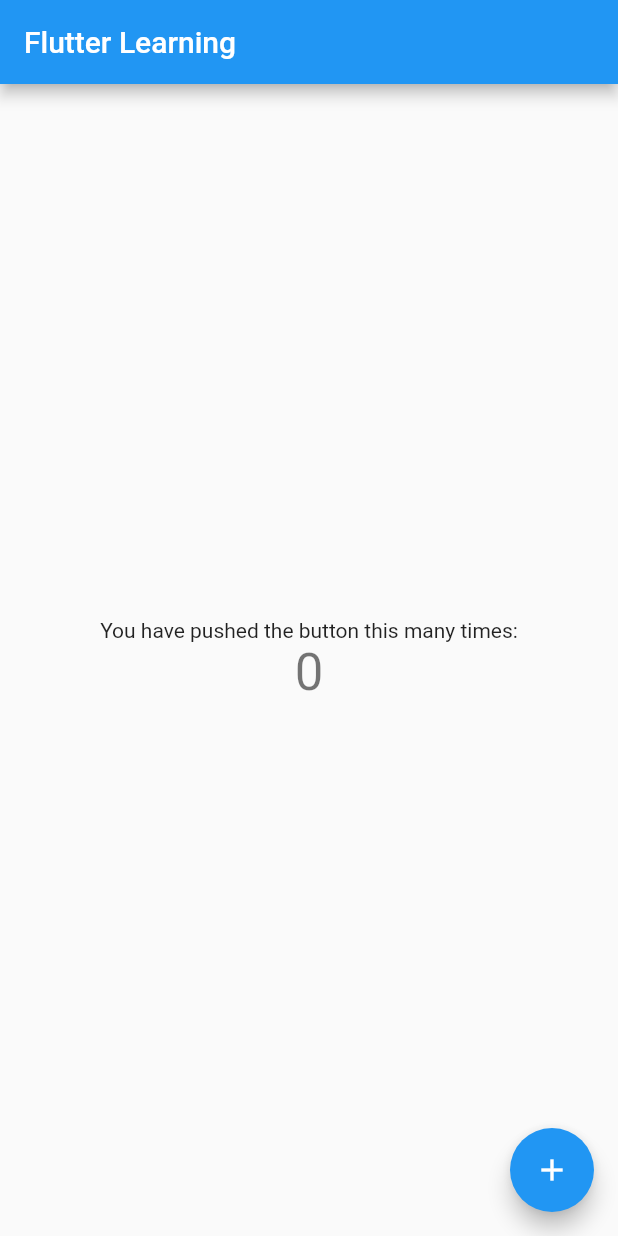
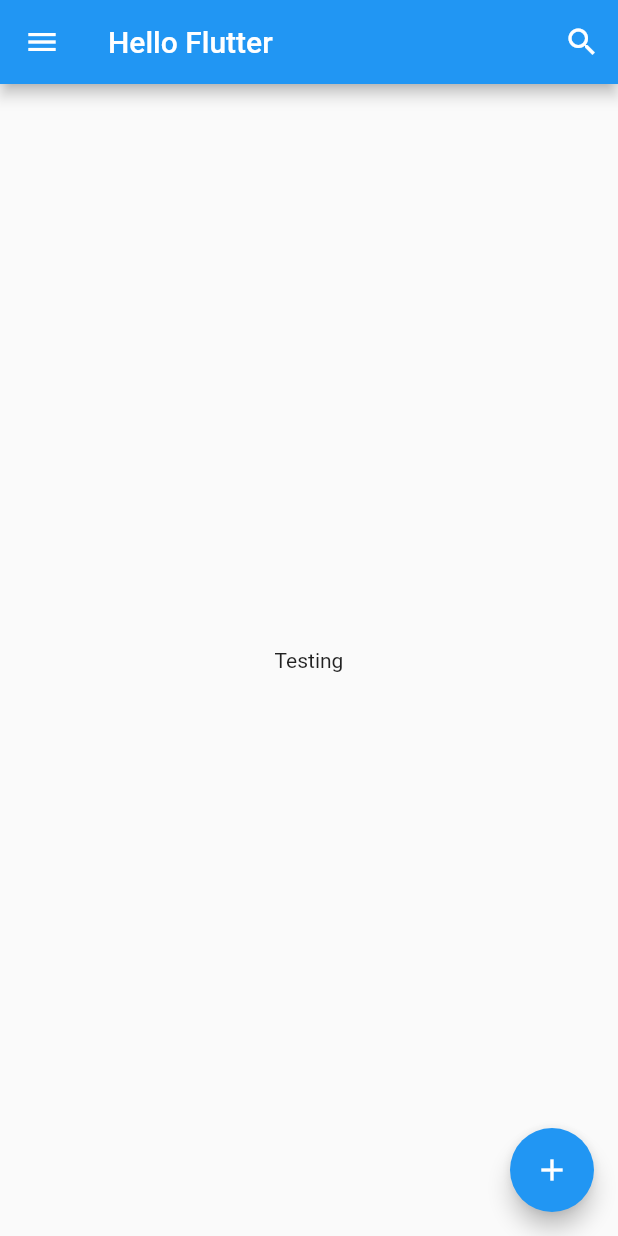
Before and after one commit to VicRen/flutter_learning, a Flutter app: the screen it shows after launch, on a phone screen of 412 x 824 dp. Run offline on Flutter 3.47's test engine with Material 2 defaults, Android fonts, the phone set to English and light mode, and no system bars.

Commit message:
添加基本 Widget 使用

```diff
--- /dev/null
+++ b/lib/flutterhome.dart
@@ -0,0 +1,60 @@
+import 'package:flutter/material.dart';
+
+class FlutterHome extends StatelessWidget {
+  @override
+  Widget build(BuildContext context) {
+    return new MaterialApp(
+      title: "Flutter Learning",
+      home: new StateHome(),
+    );
+  }
+}
+
+class StateHome extends StatefulWidget {
+
+  @override
+  _HomeState createState() => new _HomeState();
+
+}
+
+class _HomeState extends State<StateHome> {
+
+  String title = "Testing";
+
+  void _pressed(String message) {
+    setState(() {
+      title = message;
+    });
+    print(message);
+  }
+
+  @override
+  Widget build(BuildContext context) {
+    return new Scaffold(
+      appBar: new AppBar(
+        leading: new IconButton(
+            icon: new Icon(Icons.menu),
+            onPressed: () {
+              _pressed("menu");
+            }),
+        title: new Text("Hello Flutter"),
+        actions: <Widget>[
+          new IconButton(
+              icon: new Icon(Icons.search),
+              tooltip: "Search",
+              onPressed: () {
+                _pressed("search");
+              }),
+        ],
+      ),
+      body: new Center(
+        child: new Text(title),
+      ),
+      floatingActionButton: new FloatingActionButton(
+          tooltip: "Add",
+          child: new Icon(Icons.add),
+          onPressed: null),
+    );
+  }
+
+}
--- a/lib/main.dart
+++ b/lib/main.dart
@@ -1,109 +1,11 @@
+import 'package:HelloFlutter/flutterhome.dart';
 import 'package:flutter/material.dart';
 
-void main() => runApp(new MyApp());
+void main() => runApp(new FlutterLearning());
 
-class MyApp extends StatelessWidget {
-  // This widget is the root of your application.
+class FlutterLearning extends StatelessWidget {
   @override
   Widget build(BuildContext context) {
-    return new MaterialApp(
-      title: 'Flutter Learning',
-      theme: new ThemeData(
-        // This is the theme of your application.
-        //
-        // Try running your application with "flutter run". You'll see the
-        // application has a blue toolbar. Then, without quitting the app, try
-        // changing the primarySwatch below to Colors.green and then invoke
-        // "hot reload" (press "r" in the console where you ran "flutter run",
-        // or press Run > Flutter Hot Reload in IntelliJ). Notice that the
-        // counter didn't reset back to zero; the application is not restarted.
-        primarySwatch: Colors.blue,
-      ),
-      home: new MyHomePage(title: 'Flutter Learning'),
-    );
+    return new FlutterHome();
   }
 }
-
-class MyHomePage extends StatefulWidget {
-  MyHomePage({Key key, this.title}) : super(key: key);
-
-  // This widget is the home page of your application. It is stateful, meaning
-  // that it has a State object (defined below) that contains fields that affect
-  // how it looks.
-
-  // This class is the configuration for the state. It holds the values (in this
-  // case the title) provided by the parent (in this case the App widget) and
-  // used by the build method of the State. Fields in a Widget subclass are
-  // always marked "final".
-
-  final String title;
-
-  @override
-  _MyHomePageState createState() => new _MyHomePageState();
-}
-
-class _MyHomePageState extends State<MyHomePage> {
-  int _counter = 0;
-
-  void _incrementCounter() {
-    setState(() {
-      // This call to setState tells the Flutter framework that something has
-      // changed in this State, which causes it to rerun the build method below
-      // so that the display can reflect the updated values. If we changed
-      // _counter without calling setState(), then the build method would not be
-      // called again, and so nothing would appear to happen.
-      _counter++;
-    });
-  }
-
-  @override
-  Widget build(BuildContext context) {
-    // This method is rerun every time setState is called, for instance as done
-    // by the _incrementCounter method above.
-    //
-    // The Flutter framework has been optimized to make rerunning build methods
-    // fast, so that you can just rebuild anything that needs updating rather
-    // than having to individually change instances of widgets.
-    return new Scaffold(
-      appBar: new AppBar(
-        // Here we take the value from the MyHomePage object that was created by
-        // the App.build method, and use it to set our appbar title.
-        title: new Text(widget.title),
-      ),
-      body: new Center(
-        // Center is a layout widget. It takes a single child and positions it
-        // in the middle of the parent.
-        child: new Column(
-          // Column is also layout widget. It takes a list of children and
-          // arranges them vertically. By default, it sizes itself to fit its
-          // children horizontally, and tries to be as tall as its parent.
-          //
-          // Invoke "debug paint" (press "p" in the console where you ran
-          // "flutter run", or select "Toggle Debug Paint" from the Flutter tool
-          // window in IntelliJ) to see the wireframe for each widget.
-          //
-          // Column has various properties to control how it sizes itself and
-          // how it positions its children. Here we use mainAxisAlignment to
-          // center the children vertically; the main axis here is the vertical
-          // axis because Columns are vertical (the cross axis would be
-          // horizontal).
-          mainAxisAlignment: MainAxisAlignment.center,
-          children: <Widget>[
-            new Text(
-              'You have pushed the button this many times:',
-            ),
-            new Text(
-              '$_counter',
-              style: Theme.of(context).textTheme.display1,
-            ),
-          ],
-        ),
-      ),
-      floatingActionButton: new FloatingActionButton(
-        onPressed: _incrementCounter,
-        tooltip: 'Increment',
-        child: new Icon(Icons.add),
-      ), // This trailing comma makes auto-formatting nicer for build methods.
-    );
-  }
-}
```
Also changed, not shown: 1 other file.
